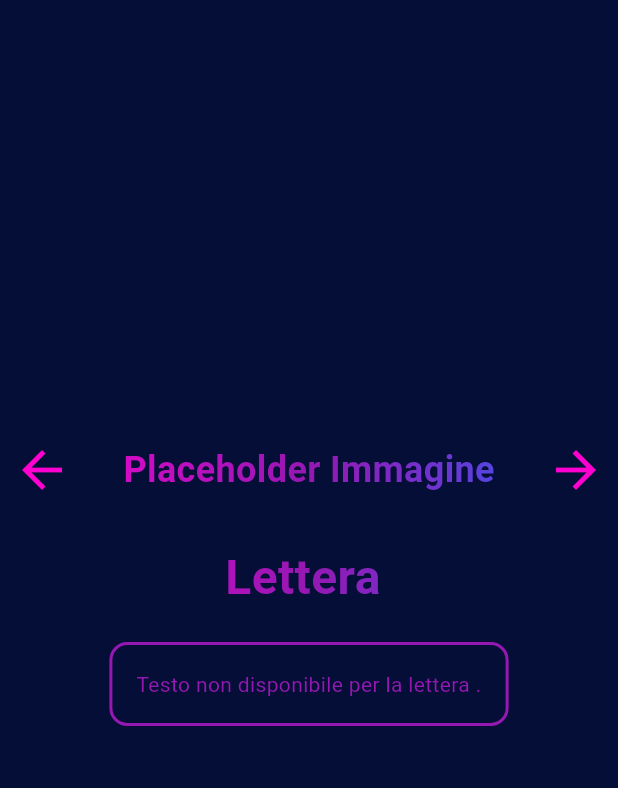
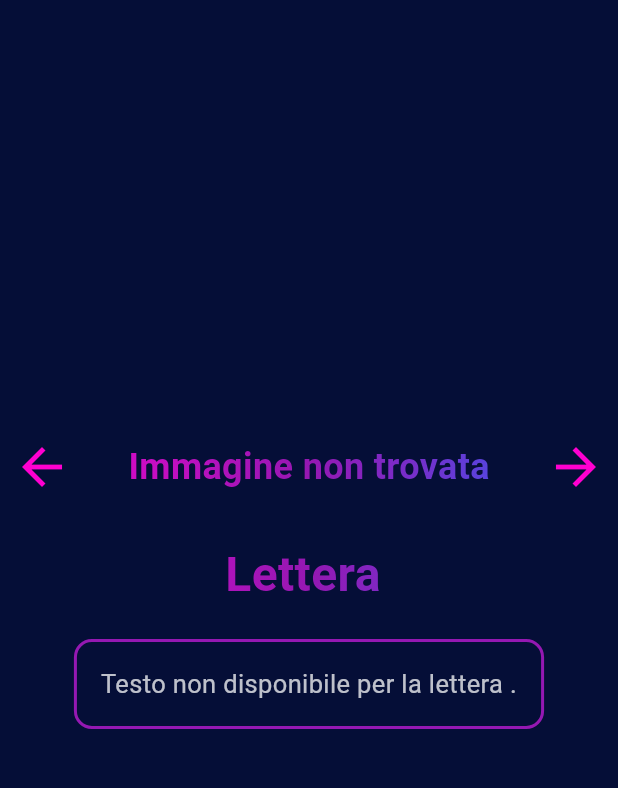
Before and after one commit to manuelsica/EMAD2024-25-_HandUp, a Flutter app: the ConsultazioneLettera screen opened directly with empty values, on a phone screen of 412 x 824 dp, the part 90-878 px from its top. Run offline on Flutter 3.47's test engine with Material 3 defaults, Android fonts, the phone set to English and light mode, and no system bars; our stand-ins replace camera, google_fonts.

Commit message:
Completamento Schermata di Consultazione
Schermata di consultazione finita, inserire immagine per ogni lettera, inserito placeholder generico per rendere l'idea della schermata

```diff
--- a/lib/consultazione_lettera.dart
+++ b/lib/consultazione_lettera.dart
@@ -49,28 +49,61 @@ class ConsultazioneLettera extends StatelessWidget {
     'C': 'Testo relativo alla lettera C. Da inserire procedura di riproduzione della lettera C. Per riprodurre la lettera C, aprire la mano formando una C. Quindi pollice e dita sono arcuate in modo da formare una C',
     'D': 'Testo relativo alla lettera D. Da inserire procedura di riproduzione della lettera D. Per riprodurre la lettera D, tenere tutte le dita chiuse a pugno tranne l\'indice che è teso verso l\'alto',
     'E': 'Testo relativo alla lettera E. Da inserire procedura di riproduzione della lettera E. Per riprodurre la lettera E, tenere tutte le dita piegate verso il palmo.',
-    'F': 'Testo relativo alla lettera F. Da inserire procedura di riproduzione della lettera F',
-    'G': 'Testo relativo alla lettera G. Da inserire procedura di riproduzione della lettera G',
-    'H': 'Testo relativo alla lettera H. Da inserire procedura di riproduzione della lettera H',
-    'I': 'Testo relativo alla lettera I. Da inserire procedura di riproduzione della lettera I',
-    'J': 'Testo relativo alla lettera J. Da inserire procedura di riproduzione della lettera J',
-    'K': 'Testo relativo alla lettera K. Da inserire procedura di riproduzione della lettera K',
-    'L': 'Testo relativo alla lettera L. Da inserire procedura di riproduzione della lettera L',
-    'M': 'Testo relativo alla lettera M. Da inserire procedura di riproduzione della lettera M',
-    'N': 'Testo relativo alla lettera N. Da inserire procedura di riproduzione della lettera N',
-    'O': 'Testo relativo alla lettera O. Da inserire procedura di riproduzione della lettera O',
-    'P': 'Testo relativo alla lettera P. Da inserire procedura di riproduzione della lettera P',
-    'Q': 'Testo relativo alla lettera Q. Da inserire procedura di riproduzione della lettera Q',
-    'R': 'Testo relativo alla lettera R. Da inserire procedura di riproduzione della lettera R',
-    'S': 'Testo relativo alla lettera S. Da inserire procedura di riproduzione della lettera S',
-    'T': 'Testo relativo alla lettera T. Da inserire procedura di riproduzione della lettera T',
-    'U': 'Testo relativo alla lettera U. Da inserire procedura di riproduzione della lettera U',
-    'V': 'Testo relativo alla lettera V. Da inserire procedura di riproduzione della lettera V',
-    'W': 'Testo relativo alla lettera W. Da inserire procedura di riproduzione della lettera W',
-    'X': 'Testo relativo alla lettera X. Da inserire procedura di riproduzione della lettera X',
-    'Y': 'Testo relativo alla lettera Y. Da inserire procedura di riproduzione della lettera Y',
-    'Z': 'Testo relativo alla lettera Z. Da inserire procedura di riproduzione della lettera Z',
+    'F': 'Testo relativo alla lettera F. Da inserire procedura di riproduzione della lettera F. Per riprodurre la lettera F, Forma un cerchio con il pollice e l\'indice, toccandoli tra loro. Le altre dita sono dritte e rivolte verso l\'alto.',
+    'G': 'Testo relativo alla lettera G. Da inserire procedura di riproduzione della lettera G. Per riprodurre la lettera G, Chiudi le dita ad eccezione dell\'indice e del pollice, che sono estesi orizzontalmente come se indicassero lateralmente.',
+    'H': 'Testo relativo alla lettera H. Da inserire procedura di riproduzione della lettera H. Per riprodurre la lettera H, Tieni il medio e l\'indice estesi e uniti, formando una "V" sdraiata. Piega le altre dita verso il palmo e tieni il pollice piegato sopra di esse.',
+    'I': 'Testo relativo alla lettera I. Da inserire procedura di riproduzione della lettera I. Per riprodurre la lettera I, Estendi solo il mignolo verso l\'alto, piegando tutte le altre dita verso il palmo e mantenendo il pollice appoggiato sulle dita.',
+    'J': 'Testo relativo alla lettera J. Da inserire procedura di riproduzione della lettera J. Per riprodurre la lettera J, Come per la lettera "I", estendi il mignolo. Poi usa il mignolo per tracciare nell\'aria una curva simile a una "J".',
+    'K': 'Testo relativo alla lettera K. Da inserire procedura di riproduzione della lettera K. Per riprodurre la lettera K, Tieni l\'indice e il medio aperti formando una "V". Piega il pollice verso il basso, appoggiandolo tra l\'indice e il medio. Piega le altre dita verso il palmo.',
+    'L': 'Testo relativo alla lettera L. Da inserire procedura di riproduzione della lettera L. Per riprodurre la lettera L, Forma una "L" con il pollice e l\'indice estesi, mentre le altre dita rimangono piegate verso il palmo.',
+    'M': 'Testo relativo alla lettera M. Da inserire procedura di riproduzione della lettera M. Per riprodurre la lettera M, Piega tutte le dita verso il palmo e posiziona il pollice sopra di esse. Assicurati che il pollice sia coperto da tre dita (indice, medio e anulare).',
+    'N': 'Testo relativo alla lettera N. Da inserire procedura di riproduzione della lettera N. Per riprodurre la lettera N, Simile alla "M", ma il pollice è coperto solo da due dita (indice e medio).',
+    'O': 'Testo relativo alla lettera O. Da inserire procedura di riproduzione della lettera O. Per riprodurre la lettera O, Forma un cerchio completo con tutte le dita, unendo i polpastrelli.',
+    'P': 'Testo relativo alla lettera P. Da inserire procedura di riproduzione della lettera P. Per riprodurre la lettera P, Come per la "K", ma con il palmo rivolto verso il basso.',
+    'Q': 'Testo relativo alla lettera Q. Da inserire procedura di riproduzione della lettera Q. Per riprodurre la lettera Q, Chiudi le dita e tieni il pollice e l\'indice estesi. Poi abbassa il pollice verso il basso come per indicare.',
+    'R': 'Testo relativo alla lettera R. Da inserire procedura di riproduzione della lettera R. Per riprodurre la lettera R, Incrocia l\'indice e il medio, mantenendo le altre dita piegate verso il palmo.',
+    'S': 'Testo relativo alla lettera S. Da inserire procedura di riproduzione della lettera S. Per riprodurre la lettera S, Forma un pugno chiuso con tutte le dita piegate verso il palmo, e il pollice che si appoggia sopra.',
+    'T': 'Testo relativo alla lettera T. Da inserire procedura di riproduzione della lettera T. Per riprodurre la lettera T, Forma un pugno e posiziona il pollice tra l\'indice e il medio.',
+    'U': 'Testo relativo alla lettera U. Da inserire procedura di riproduzione della lettera U. Per riprodurre la lettera U, Estendi l\'indice e il medio verso l\'alto, unendoli. Piega le altre dita verso il palmo e tieni il pollice piegato.',
+    'V': 'Testo relativo alla lettera V. Da inserire procedura di riproduzione della lettera V. Per riprodurre la lettera V, Estendi l\'indice e il medio verso l\'alto, tenendoli separati a formare una "V". Piega le altre dita verso il palmo.',
+    'W': 'Testo relativo alla lettera W. Da inserire procedura di riproduzione della lettera W. Per riprodurre la lettera W, Estendi il pollice, l\'indice e il medio verso l\'alto, formando una "W". Piega l\'anulare e il mignolo verso il palmo.',
+    'X': 'Testo relativo alla lettera X. Da inserire procedura di riproduzione della lettera X. Per riprodurre la lettera X, Piega l\'indice verso il palmo, formando una curva simile a un uncino. Piega le altre dita verso il palmo e tieni il pollice sopra.',
+    'Y': 'Testo relativo alla lettera Y. Da inserire procedura di riproduzione della lettera Y. Per riprodurre la lettera Y, Estendi il pollice e il mignolo in fuori, mentre pieghi le altre dita verso il palmo. La forma ricorda il simbolo del "telefono".',
+    'Z': 'Testo relativo alla lettera Z. Da inserire procedura di riproduzione della lettera Z. Per riprodurre la lettera Z, Usa l\'indice per tracciare una "Z" nell\'aria, mantenendo le altre dita piegate verso il palmo.',
   };
+
+ // Mappa per le immagini dinamiche
+  final Map<String, String> immaginiLettere = {
+    'A': 'assets/hand_icon.png',
+    'B': 'assets/hand_icon.png',
+    'C': 'assets/hand_icon.png',
+    'D': 'assets/hand_icon.png',
+    'E': 'assets/hand_icon.png',
+    'F': 'assets/hand_icon.png',
+    'G': 'assets/hand_icon.png',
+    'H': 'assets/hand_icon.png',
+    'I': 'assets/hand_icon.png',
+    'J': 'assets/hand_icon.png',
+    'K': 'assets/hand_icon.png',
+    'L': 'assets/hand_icon.png',
+    'M': 'assets/hand_icon.png',
+    'N': 'assets/hand_icon.png',
+    'O': 'assets/hand_icon.png',
+    'P': 'assets/hand_icon.png',
+    'Q': 'assets/hand_icon.png',
+    'R': 'assets/hand_icon.png',
+    'S': 'assets/hand_icon.png',
+    'T': 'assets/hand_icon.png',
+    'U': 'assets/hand_icon.png',
+    'V': 'assets/hand_icon.png',
+    'W': 'assets/hand_icon.png',
+    'X': 'assets/hand_icon.png',
+    'Y': 'assets/hand_icon.png',
+    'Z': 'assets/hand_icon.png',
+
+  };
+
+
 
   ConsultazioneLettera({Key? key, required this.lettera}) : super(key: key);
 
@@ -81,6 +114,8 @@ class ConsultazioneLettera extends StatelessWidget {
     bool mostraFrecciaSinistra = lettera != 'A';
     bool mostraFrecciaDestra = lettera != 'Z';
      String testoLettera = letterTexts[lettera] ?? 'Testo non disponibile per la lettera $lettera.';
+final String? immagineCorrente = immaginiLettere[lettera]; // Ottieni il percorso immagine dalla mappa
+
 
 
     return Scaffold(
@@ -89,7 +124,7 @@ class ConsultazioneLettera extends StatelessWidget {
         children: [
           Container(
             decoration: const BoxDecoration(
-              color: AppColors.backgroundColor, // Sfondo mantenuto dal precedente codice
+              color: AppColors.backgroundColor,
             ),
           ),
           SafeArea(
@@ -146,7 +181,7 @@ class ConsultazioneLettera extends StatelessWidget {
                   ),
                 ),
                 Spacer(),
-                // Layout immagine placeholder con le frecce
+                // Layout immagine con frecce
                 Row(
                   children: [
                     // Freccia sinistra
@@ -155,12 +190,13 @@ class ConsultazioneLettera extends StatelessWidget {
                         icon: Icon(Icons.arrow_back, color: AppColors.textColor1),
                         iconSize: 40,
                         onPressed: () {
-                          // Navigazione alla lettera precedente
-                          String letteraPrecedente = String.fromCharCode(lettera.codeUnitAt(0) - 1);
+                          String letteraPrecedente =
+                              String.fromCharCode(lettera.codeUnitAt(0) - 1);
                           Navigator.pushReplacement(
                             context,
                             MaterialPageRoute(
-                              builder: (context) => ConsultazioneLettera(lettera: letteraPrecedente),
+                              builder: (context) =>
+                                  ConsultazioneLettera(lettera: letteraPrecedente),
                             ),
                           );
                         },
@@ -171,8 +207,15 @@ class ConsultazioneLettera extends StatelessWidget {
                       child: Center(
                         child: Padding(
                           padding: const EdgeInsets.symmetric(vertical: 16.0),
-                          child: Text(
-                            "Placeholder Immagine",
+                          child: immagineCorrente != null
+                              ? Image.asset(
+                                  immagineCorrente, // Percorso immagine
+                                  width: 200,
+                                  height: 200,
+                                  fit: BoxFit.contain,
+                                )
+                              : Text(
+                                  "Immagine non trovata",
                                   style: GoogleFonts.roboto(
                                     fontSize: 24,
                                     fontWeight: FontWeight.bold,
@@ -191,12 +234,13 @@ class ConsultazioneLettera extends StatelessWidget {
                         icon: Icon(Icons.arrow_forward, color: AppColors.textColor1),
                         iconSize: 40,
                         onPressed: () {
-                          // Navigazione alla lettera successiva
-                          String letteraSuccessiva = String.fromCharCode(lettera.codeUnitAt(0) + 1);
+                          String letteraSuccessiva =
+                              String.fromCharCode(lettera.codeUnitAt(0) + 1);
                           Navigator.pushReplacement(
                             context,
                             MaterialPageRoute(
-                              builder: (context) => ConsultazioneLettera(lettera: letteraSuccessiva),
+                              builder: (context) =>
+                                  ConsultazioneLettera(lettera: letteraSuccessiva),
                             ),
                           );
                         },
@@ -219,7 +263,7 @@ class ConsultazioneLettera extends StatelessWidget {
                   ),
                 ),
                 SizedBox(height: 20),
-                // Riquadro descrizione (testo dinamico)
+                // Riquadro descrizione
                 Container(
                   margin: EdgeInsets.symmetric(horizontal: 16),
                   padding: EdgeInsets.all(16),
@@ -228,10 +272,10 @@ class ConsultazioneLettera extends StatelessWidget {
                     borderRadius: BorderRadius.circular(12),
                   ),
                   child: Text(
-                    testoLettera, // Testo dinamico basato sulla lettera
+                    testoLettera,
                     style: GoogleFonts.roboto(
-                      color: AppColors.textColor2,
-                      fontSize: 14,
+                      color: const Color.fromARGB(189, 255, 255, 255),
+                      fontSize: 17,
                     ),
                     textAlign: TextAlign.center,
                   ),
```
Also changed, not shown: assets/lettera_a.png (added), assets/lettera_v.png (added). Lines whose indentation alone changed are shown as unchanged.
